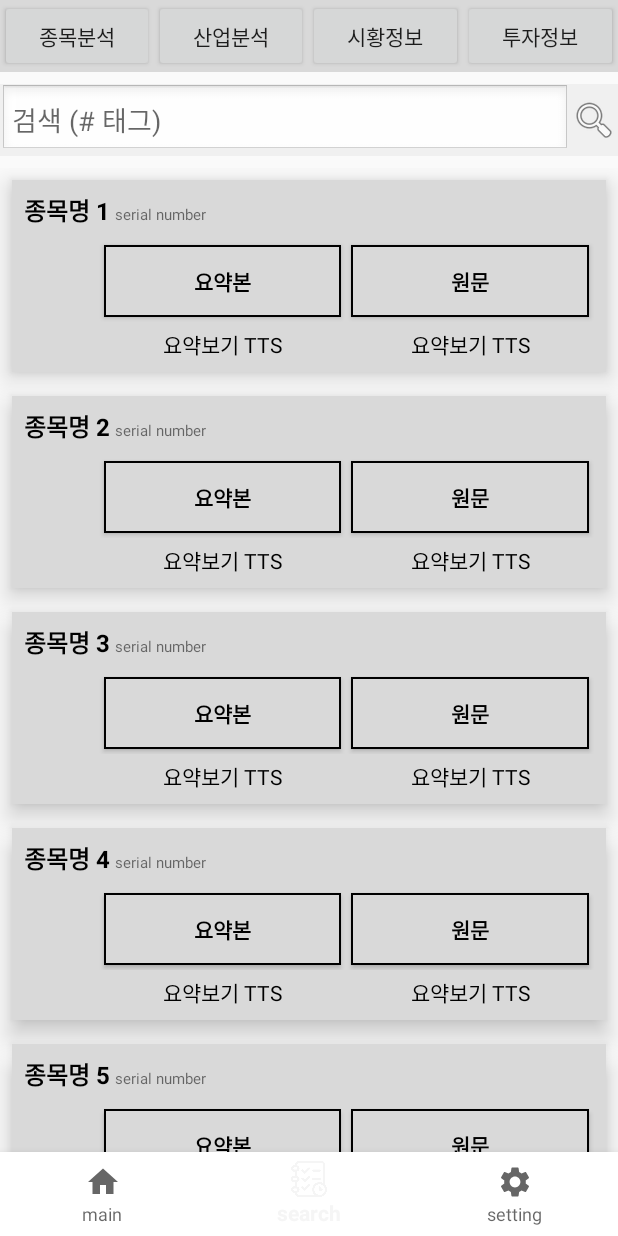
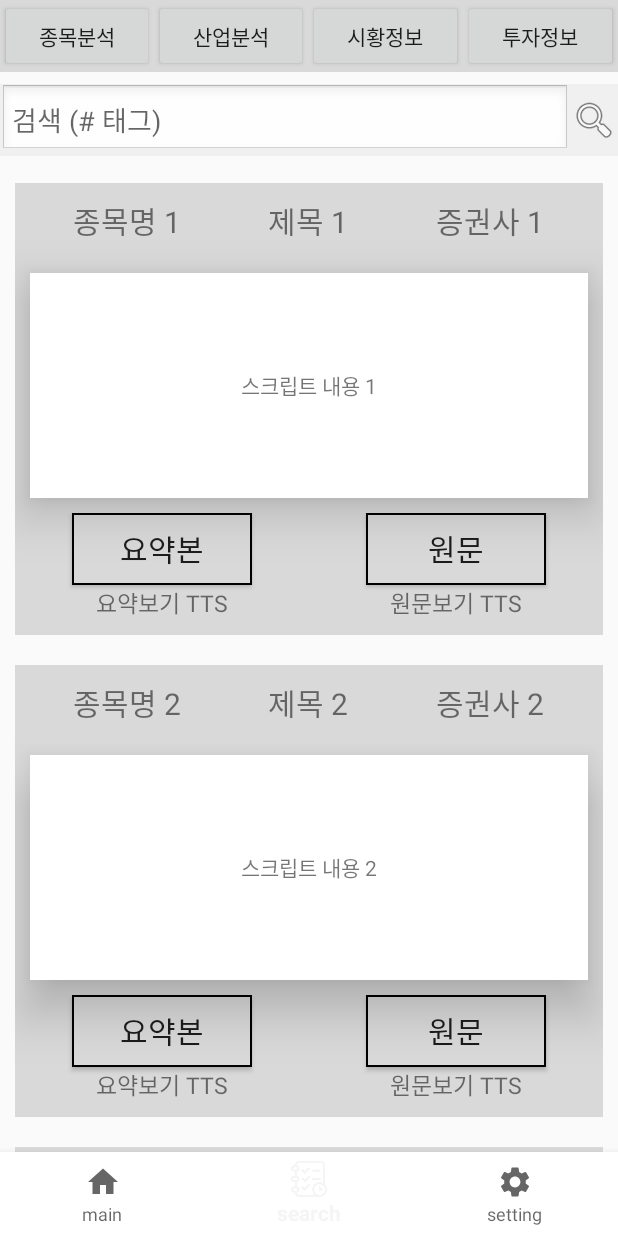
Before and after one commit to GachonCapstoneTeam/TTS_JAVA, an Android app: the screen it shows after launch (basic_layout), item 2 of the bottom bar chosen, on a phone screen of 412 x 824 dp. Run offline under Robolectric (Android 15) with nearby library versions, the phone set to English and light mode, and no system bars.

Commit message:
버튼 동기화

```diff
--- a/app/src/main/java/com/example/myapplication/MainFragment.java
+++ b/app/src/main/java/com/example/myapplication/MainFragment.java
@@ -12,32 +12,41 @@
 import androidx.recyclerview.widget.RecyclerView;
 
 import com.example.myapplication.adapter.ReportAdapter;
-import com.example.myapplication.data.Report;
+import com.example.myapplication.item.Item;
 
 import java.util.ArrayList;
 import java.util.List;
 
 public class MainFragment extends Fragment {
 
+    private RecyclerView recyclerView;
+    private ReportAdapter reportAdapter;
+
     @Nullable
     @Override
-    public View onCreateView(@NonNull LayoutInflater inflater, @Nullable ViewGroup container, @Nullable Bundle savedInstanceState) {
+    public View onCreateView(@NonNull LayoutInflater inflater, @Nullable ViewGroup container,
+                             @Nullable Bundle savedInstanceState) {
         View view = inflater.inflate(R.layout.fragment_main, container, false);
 
-        RecyclerView reportRecyclerView = view.findViewById(R.id.reportRecycler);
+        recyclerView = view.findViewById(R.id.reportRecycler);
+        recyclerView.setLayoutManager(new LinearLayoutManager(getContext()));
 
-        // 샘플 데이터 생성
-        List<Report> reportList = new ArrayList<>();
-        reportList.add(new Report("종목명1", "제목1", "증권사1", "script1"));
-        reportList.add(new Report("종목명2", "제목2", "증권사2", "script2"));
-        reportList.add(new Report("종목명3", "제목3", "증권사3", "script3"));
-        reportList.add(new Report("종목명4", "제목4", "증권사4", "script4"));
-        // 필요한 만큼의 데이터를 추가
+        // ReportAdapter 초기화
+        reportAdapter = new ReportAdapter(getContext());
+        recyclerView.setAdapter(reportAdapter);
 
-        ReportAdapter adapter = new ReportAdapter(reportList);
-        reportRecyclerView.setAdapter(adapter);
-        reportRecyclerView.setLayoutManager(new LinearLayoutManager(requireContext()));
+        // 데이터 추가
+        List<Item> itemList = populateItems();
+        reportAdapter.setItems(itemList); // 데이터 설정
 
         return view;
     }
+
+    private List<Item> populateItems() {
+        List<Item> items = new ArrayList<>();
+        for (int i = 1; i <= 10; i++) {
+            items.add(new Item("종목명 " + i, "제목 " + i, "증권사 " + i, "스크립트 내용 " + i, i));
+        }
+        return items;
+    }
 }
--- a/app/src/main/java/com/example/myapplication/SearchFragment.java
+++ b/app/src/main/java/com/example/myapplication/SearchFragment.java
@@ -4,7 +4,6 @@
 import android.view.LayoutInflater;
 import android.view.View;
 import android.view.ViewGroup;
-import android.widget.Toast;
 
 import androidx.annotation.NonNull;
 import androidx.annotation.Nullable;
@@ -37,26 +36,24 @@
         populateItemList();
 
         // ItemAdapter 생성 및 설정
-        itemAdapter = new ItemAdapter(getContext(), itemList, new ItemAdapter.OnItemClickListener() {
-            @Override
-            public void onSummaryClick(int position) {
-                Toast.makeText(getContext(), "요약본 버튼 클릭: " + itemList.get(position).getTitle(), Toast.LENGTH_SHORT).show();
-            }
+        itemAdapter = new ItemAdapter(getContext());
+        recyclerView.setAdapter(itemAdapter);
 
-            @Override
-            public void onOriginalClick(int position) {
-                Toast.makeText(getContext(), "원문 버튼 클릭: " + itemList.get(position).getTitle(), Toast.LENGTH_SHORT).show();
-            }
-        });
-
-        recyclerView.setAdapter(itemAdapter);
+        // 데이터 설정
+        itemAdapter.setItems(itemList);
 
         return view;
     }
 
     private void populateItemList() {
         for (int i = 1; i <= 10; i++) {
-            itemList.add(new Item("종목명 " + i, i));
+            itemList.add(new Item(
+                    "종목명 " + i,           // stockName
+                    "제목 " + i,             // stockTitle
+                    "증권사 " + i,           // bank
+                    "스크립트 내용 " + i,     // script
+                    i                        // id
+            ));
         }
     }
 }
--- a/app/src/main/java/com/example/myapplication/adapter/ItemAdapter.java
+++ b/app/src/main/java/com/example/myapplication/adapter/ItemAdapter.java
@@ -16,68 +16,81 @@
 import com.example.myapplication.SummaryActivity;
 import com.example.myapplication.item.Item;
 
+import java.util.ArrayList;
 import java.util.List;
 
-public class ItemAdapter extends RecyclerView.Adapter<ItemAdapter.ViewHolder> {
+public class ItemAdapter extends RecyclerView.Adapter<ItemAdapter.ItemViewHolder> {
 
     private Context context;
-    private List<Item> items;
-    private OnItemClickListener listener;
+    private List<Item> itemList;
 
-    public interface OnItemClickListener {
-        void onSummaryClick(int position);
-        void onOriginalClick(int position);
+    public ItemAdapter(Context context) {
+        this.context = context;
+        this.itemList = new ArrayList<>();
     }
 
-    public ItemAdapter(Context context, List<Item> items, OnItemClickListener listener) {
-        this.context = context;
-        this.items = items;
-        this.listener = listener;
+    public void setItems(List<Item> items) {
+        this.itemList = items;
+        notifyDataSetChanged(); // 데이터 변경 알림
     }
 
     @NonNull
     @Override
-    public ViewHolder onCreateViewHolder(@NonNull ViewGroup parent, int viewType) {
-        View view = LayoutInflater.from(parent.getContext())
-                .inflate(R.layout.item_layout, parent, false);
-        return new ViewHolder(view);
+    public ItemViewHolder onCreateViewHolder(@NonNull ViewGroup parent, int viewType) {
+        View view = LayoutInflater.from(parent.getContext()).inflate(R.layout.itembox, parent, false);
+        return new ItemViewHolder(view);
     }
 
     @Override
-    public void onBindViewHolder(@NonNull ViewHolder holder, int position) {
-        Item item = items.get(position);
+    public void onBindViewHolder(@NonNull ItemViewHolder holder, int position) {
+        Item item = itemList.get(position);
 
-        holder.stockTitle.setText(item.getTitle());
+        // 데이터 바인딩
+        holder.stockName.setText(item.getStockName());
+        holder.stockTitle.setText(item.getStockTitle());
+        holder.bank.setText(item.getBank());
+        holder.script.setText(item.getScript());
 
-        holder.summaryButton.setOnClickListener(v -> {
-            Intent intent = new Intent(context, SummaryActivity.class); // SummaryActivity로 이동
-            intent.putExtra("item_title", item.getTitle()); // 데이터 전달
+        // "요약본" 버튼 클릭 이벤트
+        holder.sumButton.setOnClickListener(v -> {
+            Intent intent = new Intent(context, SummaryActivity.class);
+            intent.putExtra("stock_name", item.getStockName());
+            intent.putExtra("stock_title", item.getStockTitle());
+            intent.putExtra("bank", item.getBank());
+            intent.putExtra("script", item.getScript());
+            intent.putExtra("id", item.getId());
             context.startActivity(intent);
         });
 
-        holder.originalButton.setOnClickListener(v -> {
-            Intent intent = new Intent(context, OriginalActivity.class); // OriginalActivity로 이동
-            intent.putExtra("item_title", item.getTitle()); // 데이터 전달
+        // "원문" 버튼 클릭 이벤트
+        holder.oriButton.setOnClickListener(v -> {
+            Intent intent = new Intent(context, OriginalActivity.class);
+            intent.putExtra("stock_name", item.getStockName());
+            intent.putExtra("stock_title", item.getStockTitle());
+            intent.putExtra("bank", item.getBank());
+            intent.putExtra("script", item.getScript());
+            intent.putExtra("id", item.getId());
             context.startActivity(intent);
         });
-
     }
 
     @Override
     public int getItemCount() {
-        return items.size();
+        return itemList.size();
     }
 
-    public static class ViewHolder extends RecyclerView.ViewHolder {
-        TextView stockTitle;
-        Button summaryButton;
-        Button originalButton;
+    public static class ItemViewHolder extends RecyclerView.ViewHolder {
+        TextView stockName, stockTitle, bank, script;
+        Button sumButton, oriButton;
 
-        public ViewHolder(@NonNull View itemView) {
+        public ItemViewHolder(@NonNull View itemView) {
             super(itemView);
-            stockTitle = itemView.findViewById(R.id.stock_title);
-            summaryButton = itemView.findViewById(R.id.summary_button);
-            originalButton = itemView.findViewById(R.id.original_button);
+            stockName = itemView.findViewById(R.id.stockName);
+            stockTitle = itemView.findViewById(R.id.stockTitle);
+            bank = itemView.findViewById(R.id.bank);
+            script = itemView.findViewById(R.id.script);
+            sumButton = itemView.findViewById(R.id.sum_button);
+            oriButton = itemView.findViewById(R.id.ori_button);
         }
     }
 }
--- a/app/src/main/java/com/example/myapplication/adapter/ReportAdapter.java
+++ b/app/src/main/java/com/example/myapplication/adapter/ReportAdapter.java
@@ -1,24 +1,37 @@
 package com.example.myapplication.adapter;
 
+import android.content.Context;
+import android.content.Intent;
 import android.view.LayoutInflater;
 import android.view.View;
 import android.view.ViewGroup;
+import android.widget.Button;
 import android.widget.TextView;
 
 import androidx.annotation.NonNull;
 import androidx.recyclerview.widget.RecyclerView;
 
+import com.example.myapplication.OriginalActivity;
 import com.example.myapplication.R;
-import com.example.myapplication.data.Report;
+import com.example.myapplication.SummaryActivity;
+import com.example.myapplication.item.Item;
 
+import java.util.ArrayList;
 import java.util.List;
 
 public class ReportAdapter extends RecyclerView.Adapter<ReportAdapter.ReportViewHolder> {
 
-    private List<Report> reportList;
+    private Context context;
+    private List<Item> itemList;
 
-    public ReportAdapter(List<Report> reportList) {
-        this.reportList = reportList;
+    public ReportAdapter(Context context) {
+        this.context = context;
+        this.itemList = new ArrayList<>();
+    }
+
+    public void setItems(List<Item> items) {
+        this.itemList = items;
+        notifyDataSetChanged(); // 데이터 변경 알림
     }
 
     @NonNull
@@ -30,21 +43,45 @@
 
     @Override
     public void onBindViewHolder(@NonNull ReportViewHolder holder, int position) {
-        Report report = reportList.get(position);
-        holder.stockName.setText(report.getStockName());
-        holder.stockTitle.setText(report.getStockTitle());
-        holder.bank.setText(report.getBank());
-        holder.script.setText(report.getScript());
-        // 다른 뷰에 데이터 할당
+        Item item = itemList.get(position);
+
+        // 데이터 바인딩
+        holder.stockName.setText(item.getStockName());
+        holder.stockTitle.setText(item.getStockTitle());
+        holder.bank.setText(item.getBank());
+        holder.script.setText(item.getScript());
+
+        // "요약본" 버튼 클릭 이벤트
+        holder.sumButton.setOnClickListener(v -> {
+            Intent intent = new Intent(context, SummaryActivity.class);
+            intent.putExtra("stock_name", item.getStockName());
+            intent.putExtra("stock_title", item.getStockTitle());
+            intent.putExtra("bank", item.getBank());
+            intent.putExtra("script", item.getScript());
+            intent.putExtra("id", item.getId());
+            context.startActivity(intent);
+        });
+
+        // "원문" 버튼 클릭 이벤트
+        holder.oriButton.setOnClickListener(v -> {
+            Intent intent = new Intent(context, OriginalActivity.class);
+            intent.putExtra("stock_name", item.getStockName());
+            intent.putExtra("stock_title", item.getStockTitle());
+            intent.putExtra("bank", item.getBank());
+            intent.putExtra("script", item.getScript());
+            intent.putExtra("id", item.getId());
+            context.startActivity(intent);
+        });
     }
 
     @Override
     public int getItemCount() {
-        return reportList.size();
+        return itemList.size();
     }
 
     public static class ReportViewHolder extends RecyclerView.ViewHolder {
         TextView stockName, stockTitle, bank, script;
+        Button sumButton, oriButton;
 
         public ReportViewHolder(@NonNull View itemView) {
             super(itemView);
@@ -52,7 +89,8 @@
             stockTitle = itemView.findViewById(R.id.stockTitle);
             bank = itemView.findViewById(R.id.bank);
             script = itemView.findViewById(R.id.script);
-            // 다른 뷰 초기화
+            sumButton = itemView.findViewById(R.id.sum_button);
+            oriButton = itemView.findViewById(R.id.ori_button);
         }
     }
 }
--- a/app/src/main/java/com/example/myapplication/item/Item.java
+++ b/app/src/main/java/com/example/myapplication/item/Item.java
@@ -1,16 +1,34 @@
 package com.example.myapplication.item;
 
 public class Item {
-    private String title;
-    private int id;
+    private String stockName;   // 종목명
+    private String stockTitle;  // 제목
+    private String bank;        // 증권사
+    private String script;      // 스크립트
+    private int id;             // 고유 ID
 
-    public Item(String title, int id) {
-        this.title = title;
+    public Item(String stockName, String stockTitle, String bank, String script, int id) {
+        this.stockName = stockName;
+        this.stockTitle = stockTitle;
+        this.bank = bank;
+        this.script = script;
         this.id = id;
     }
 
-    public String getTitle() {
-        return title;
+    public String getStockName() {
+        return stockName;
+    }
+
+    public String getStockTitle() {
+        return stockTitle;
+    }
+
+    public String getBank() {
+        return bank;
+    }
+
+    public String getScript() {
+        return script;
     }
 
     public int getId() {
--- a/app/src/main/res/layout/itembox.xml
+++ b/app/src/main/res/layout/itembox.xml
@@ -75,6 +75,7 @@
             android:orientation="vertical">
 
             <Button
+                android:id="@+id/sum_button"
                 android:layout_width="120dp"
                 android:layout_height="wrap_content"
                 android:background="@drawable/button"
@@ -99,6 +100,7 @@
             android:orientation="vertical">
 
             <Button
+                android:id="@+id/ori_button"
                 android:layout_width="120dp"
                 android:layout_height="wrap_content"
                 android:background="@drawable/button"
@@ -111,7 +113,7 @@
                 android:layout_width="wrap_content"
                 android:layout_height="wrap_content"
                 android:gravity="center"
-                android:text="요약보기 TTS"
+                android:text="원문보기 TTS"
                 android:textSize="15sp" />
         </LinearLayout>
     </LinearLayout>
```
Also changed, not shown: app/src/main/java/com/example/myapplication/OriginalActivity.java (+25 -7 lines), app/src/main/java/com/example/myapplication/SummaryActivity.java (+26 -7 lines), app/src/main/res/layout/original.xml (+25 -6 lines), app/src/main/res/layout/summary.xml (+26 -6 lines).
